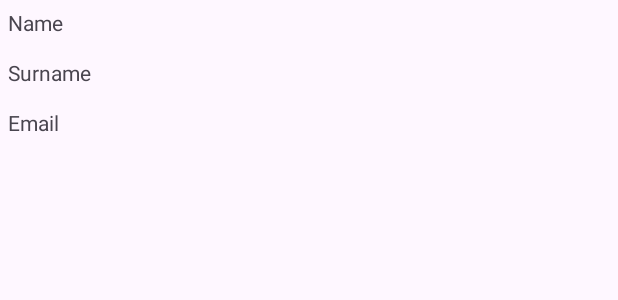
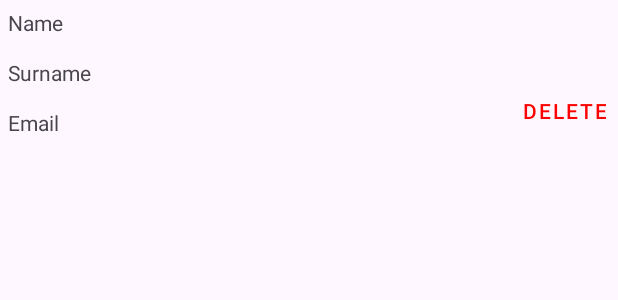
Before and after one commit to sxmepluie/PomodoroApp, an Android app: the layout users_recycler_row.xml on its own in the app's theme, with its tools: preview values and no code run, on a phone screen of 412 x 824 dp. Shown: the top 300 px of the screen. Run offline under Robolectric (Android 15) with nearby library versions, the phone set to English and light mode, and no system bars.

Commit message:
Users edit development

```diff
--- a/app/src/main/java/com/muratozturk/pomodoroapp/ToDoListActivity.kt
+++ b/app/src/main/java/com/muratozturk/pomodoroapp/ToDoListActivity.kt
@@ -29,9 +29,7 @@ class ToDoListActivity : AppCompatActivity() {
         val toolbar: Toolbar = findViewById(R.id.toolbar)
         setSupportActionBar(toolbar)
         firestore = Firebase.firestore
-
         toDoList = ArrayList()
-
         binding.recyclerView.layoutManager = LinearLayoutManager(this)
         recyclerAdapter = RecyclerAdapter(toDoList)
         binding.recyclerView.adapter = recyclerAdapter
--- a/app/src/main/res/layout/users_recycler_row.xml
+++ b/app/src/main/res/layout/users_recycler_row.xml
@@ -39,4 +39,16 @@
         app:layout_constraintTop_toBottomOf="@+id/profileSurnameText"
         tools:ignore="MissingConstraints"></TextView>
 
+    <Button
+        android:id="@+id/deleteProfileButton"
+        style="@style/Widget.MaterialComponents.Button.TextButton.Dialog.Flush"
+        android:layout_width="wrap_content"
+        android:layout_height="wrap_content"
+        android:layout_marginTop="50dp"
+        android:onClick="deleteProfile"
+        android:text="delete"
+        android:textColor="#FF0000"
+        app:layout_constraintEnd_toEndOf="parent"
+        app:layout_constraintTop_toTopOf="parent" />
+
 </androidx.constraintlayout.widget.ConstraintLayout>
```
Also changed, not shown: app/src/main/java/com/muratozturk/pomodoroapp/UsersActivity.kt (+54 -0 lines), app/src/main/java/com/muratozturk/pomodoroapp/UsersRecycleAdapter.kt (added, +47 -0 lines), app/src/main/res/layout/activity_users.xml (+12 -3 lines).
